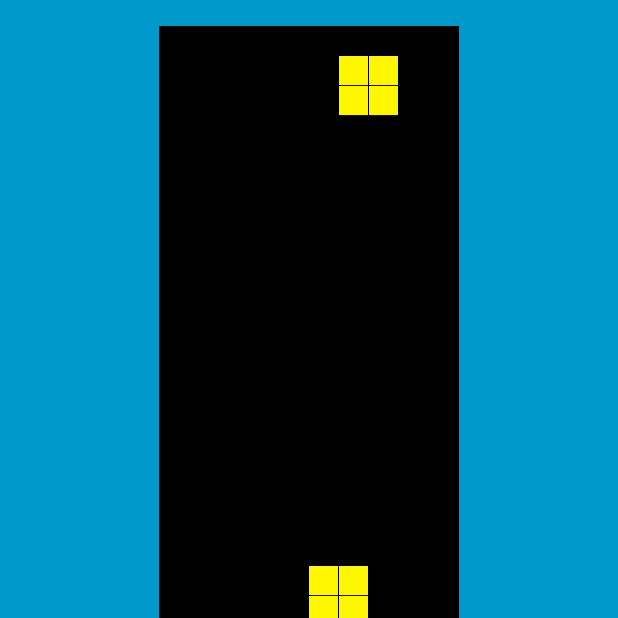
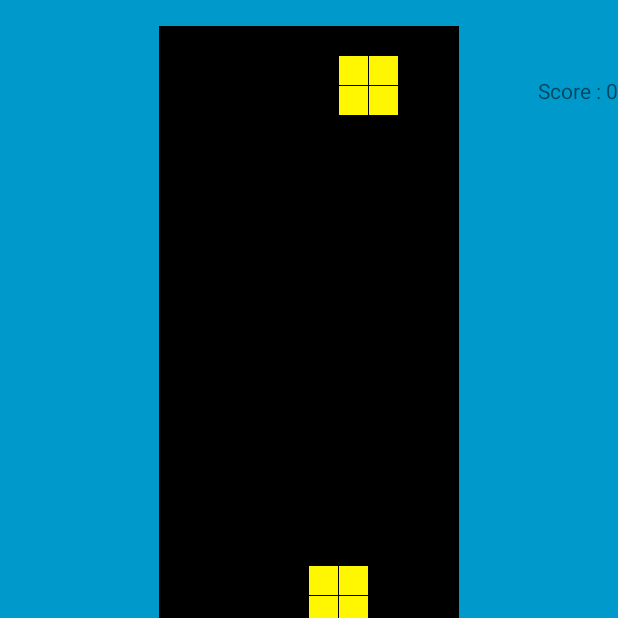
Before and after one commit to MichaelMondou/tetris, an Android app: the screen it shows after launch (MainActivity), after a tap on "GAUCHE", on a phone screen of 412 x 824 dp, the top half of it. Run offline under Robolectric (Android 15) with nearby library versions, the phone set to English and light mode, and no system bars.

Commit message:
Add score view

```diff
--- a/app/src/main/java/com/iut/michael/mondou/tetris/MainActivity.java
+++ b/app/src/main/java/com/iut/michael/mondou/tetris/MainActivity.java
@@ -33,7 +33,7 @@ public class MainActivity extends Activity {
     TextView resetTextView;
     int score;
     ArrayList<Line> lines;
-
+    TextView scoreView;
 
     @Override
     protected void onCreate(Bundle savedInstanceState) {
@@ -115,6 +115,7 @@ public class MainActivity extends Activity {
         };
         handler.post(r);
 
+        this.scoreView = (TextView) findViewById(R.id.scoreView);
         score = 0;
         this.lines = new ArrayList<>();
         initLines();
@@ -122,7 +123,6 @@ public class MainActivity extends Activity {
 
     public void play() {
         moveLastPiece("down");
-        removeLines();
         if (!this.endOfGame) {
             isNeededOneMorePiece();
         } else {
@@ -130,11 +130,12 @@ public class MainActivity extends Activity {
         }
     }
 
-    public void removeLines() {
+    public void computeScore() {
         ArrayList<Integer> rows = new ArrayList<>();
         for (int i = this.adapter.getNbLines() - 1; i >= 0; i--) {
+            int[] cases = this.lines.get(i).getCases();
             for (int j = 0; j < this.adapter.getNbColumns(); j++) {
-                if (this.lines.get(i).getCases()[j] == R.drawable.square) {
+                if (cases[j] == R.drawable.square) {
                     break;
                 }
                 if (j == this.adapter.getNbColumns() - 1) {
@@ -143,6 +144,19 @@ public class MainActivity extends Activity {
             }
         }
 
+        int score = 0;
+        if (rows.size() == 1) {
+            score = 40;
+        } else if (rows.size() == 2) {
+            score = 100;
+        } else if (rows.size() == 3) {
+            score = 300;
+        } else if (rows.size() == 4) {
+            score = 1200;
+        }
+
+        this.score += score;
+
         int[] cases = new int[this.adapter.getNbColumns()];
         for (int j=0; j < this.adapter.getNbColumns(); j++) {
             cases[j] = R.drawable.square;
@@ -150,6 +164,8 @@ public class MainActivity extends Activity {
 
         for (int k = 0; k < rows.size(); k++) {
             this.lines.remove((int) rows.get(k));
+        }
+        for (int k = 0; k < rows.size(); k++) {
             this.lines.add(0, new Line(0, cases));
         }
     }
@@ -169,6 +185,7 @@ public class MainActivity extends Activity {
     public void resetData() {
         adapter.resetGrid();
         this.initLines();
+        this.score = 0;
         list = adapter.getmArrayList();
         pieces = new ArrayList<>();
         needMorePiece = true;
@@ -242,6 +259,7 @@ public class MainActivity extends Activity {
                     showLastPlace(piece);
                     piece.down();
                 } else {
+                    computeScore();
                     needMorePiece = true;
                 }
             } else if (Objects.equals(direction, "left")) {
@@ -274,6 +292,7 @@ public class MainActivity extends Activity {
     }
 
     public void initLines() {
+        this.lines.clear();
         for (int i = 0; i < this.adapter.getNbLines(); i++) {
             int[] cases = new int[this.adapter.getNbColumns()];
             for (int j=0; j < this.adapter.getNbColumns(); j++) {
@@ -336,6 +355,8 @@ public class MainActivity extends Activity {
         updateGrid();
         updateLines();
 
+        this.scoreView.setText("Score : " + this.score);
+
         for (int i = 0; i < this.adapter.getNbLines(); i++) {
             for (int j = 0; j < this.adapter.getNbColumns(); j++) {
                 this.list.set(i * this.adapter.getNbColumns() + j, this.lines.get(i).getCases()[j]);
--- a/app/src/main/res/layout/activity_main.xml
+++ b/app/src/main/res/layout/activity_main.xml
@@ -108,5 +108,14 @@
                 android:text="Rotation"
                 android:textSize="12sp" />
         </LinearLayout>
+
+        <TextView
+            android:id="@+id/scoreView"
+            android:layout_width="wrap_content"
+            android:layout_height="wrap_content"
+            android:layout_alignParentEnd="true"
+            android:layout_alignTop="@+id/relativeLayout4"
+            android:layout_marginTop="33dp"
+            android:text="Score : 0" />
     </RelativeLayout>
 </android.support.constraint.ConstraintLayout>
```
